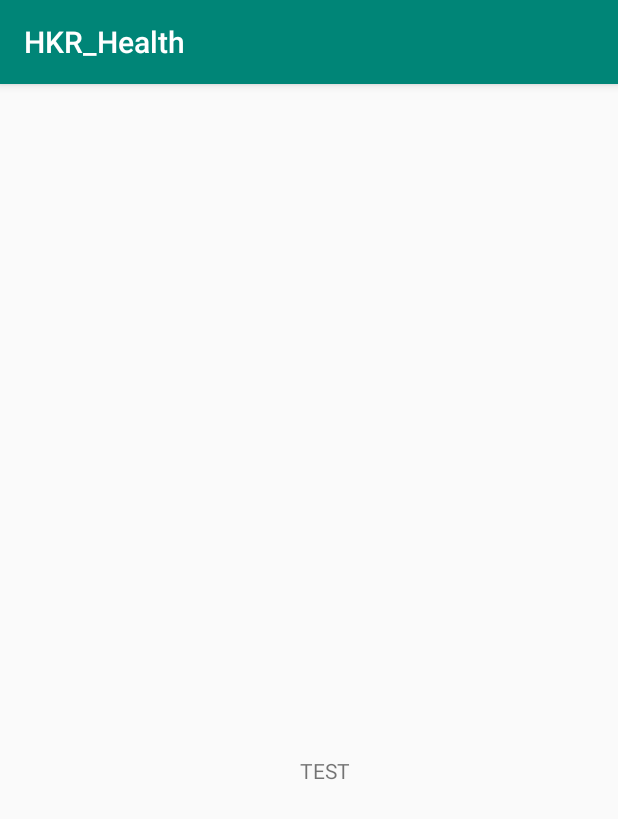
After one commit to antonsjostrand/HKR_Health_android, an Android app: the fragment WorkoutFragment placed in its activity, on a phone screen of 412 x 824 dp. The commit adds this screen. Shown: the top 819 px of the screen. Run offline under Robolectric (Android 15) with nearby library versions, the phone set to English and light mode, and no system bars; libraries missing offline, so code that uses them is left out: com.facebook, com.facebook.login.

Commit message:
Added a lot of stuff, forgot to push

```diff
--- /dev/null
+++ b/app/src/main/java/com/example/hkr_health/Fragments/WorkoutFragment.java
@@ -0,0 +1,22 @@
+package com.example.hkr_health.Fragments;
+
+import android.os.Bundle;
+import android.support.v4.app.Fragment;
+import android.view.LayoutInflater;
+import android.view.View;
+import android.view.ViewGroup;
+
+import com.example.hkr_health.R;
+
+public class WorkoutFragment extends Fragment {
+
+    public WorkoutFragment(){
+
+    }
+
+    @Override
+    public View onCreateView(LayoutInflater inflater, ViewGroup container, Bundle savedInstanceState) {
+        View view = inflater.inflate(R.layout.workout_fragment_layout, container, false);
+        return view;
+    }
+}
--- /dev/null
+++ b/app/src/main/java/com/example/hkr_health/MainMenuActivity.java
@@ -0,0 +1,96 @@
+package com.example.hkr_health;
+
+import android.content.Intent;
+import android.support.design.widget.NavigationView;
+import android.support.v4.app.FragmentManager;
+import android.support.v4.app.FragmentTransaction;
+import android.support.v4.view.GravityCompat;
+import android.support.v4.widget.DrawerLayout;
+import android.support.v7.app.AppCompatActivity;
+import android.os.Bundle;
+import android.util.Log;
+import android.view.MenuItem;
+
+import com.example.hkr_health.Fragments.WorkoutFragment;
+import com.facebook.login.LoginManager;
+
+public class MainMenuActivity extends AppCompatActivity implements NavigationView.OnNavigationItemSelectedListener {
+
+    //TAG used for logging/debugging this class.
+    private static final String TAG = "MainMenuActivity";
+
+    //UI
+    private NavigationView navigationMenu;
+    private DrawerLayout drawerLayout;
+
+    //Fragment variables
+    private FragmentManager fm;
+    private FragmentTransaction ft;
+
+    @Override
+    protected void onCreate(Bundle savedInstanceState) {
+        try {
+            super.onCreate(savedInstanceState);
+            setContentView(R.layout.activity_main_menu);
+
+            drawerLayout = findViewById(R.id.main_menu_drawerlayout);
+            setNavigationMenuListener();
+
+        }catch (Exception e){
+            Log.d(TAG, "onCreate: ERROR");
+            Log.d(TAG, "onCreate: " + e);
+        }
+    }
+
+    public void setNavigationMenuListener(){
+        try {
+            navigationMenu = findViewById(R.id.navigationMenu);
+            navigationMenu.setNavigationItemSelectedListener(this);
+
+            fm = MainMenuActivity.this.getSupportFragmentManager();
+            ft = fm.beginTransaction();
+
+        }catch (Exception e){
+            Log.d(TAG, "setNavigationMenuListener: ERROR");
+            Log.d(TAG, "setNavigationMenuListener: " + e);
+        }
+    }
+
+    @Override
+    public boolean onNavigationItemSelected(MenuItem item) {
+        try {
+            //Switch that puts the correct fragment into the framelayout when
+            //the corresponding navigation item is clicked.
+            switch (item.getItemId()) {
+                case R.id.nav_workout:
+                    Log.d(TAG, "onNavigationItemSelected: workout pressed");
+
+                    WorkoutFragment workFrag = new WorkoutFragment();
+                    ft.replace(R.id.fragment_container, workFrag);
+                    ft.commit();
+
+                    break;
+                case R.id.nav_measurement:
+
+                    break;
+                case R.id.nav_logout:
+                    Log.d(TAG, "onNavigationItemSelected: logout pressed");
+
+                    LoginManager.getInstance().logOut();
+                    Intent intent = new Intent(this, LoginActivity.class);
+                    startActivity(intent);
+
+                    break;
+            }
+
+            drawerLayout.closeDrawer(GravityCompat.START);
+            return true;
+
+        }catch (Exception e){
+            Log.d(TAG, "onNavigationItemSelected: ERROR");
+            Log.d(TAG, "onNavigationItemSelected: " + e);
+        }
+        return true;
+    }
+
+}
--- /dev/null
+++ b/app/src/main/java/com/example/hkr_health/Models/Measurement.java
@@ -0,0 +1,4 @@
+package com.example.hkr_health.Models;
+
+public class Measurement {
+}
--- /dev/null
+++ b/app/src/main/res/layout/activity_main_menu.xml
@@ -0,0 +1,27 @@
+<?xml version="1.0" encoding="utf-8"?>
+<android.support.v4.widget.DrawerLayout xmlns:android="http://schemas.android.com/apk/res/android"
+    xmlns:app="http://schemas.android.com/apk/res-auto"
+    xmlns:tools="http://schemas.android.com/tools"
+    android:layout_width="match_parent"
+    android:layout_height="match_parent"
+    android:id="@+id/main_menu_drawerlayout"
+    tools:context=".MainMenuActivity">
+
+    <FrameLayout
+        android:layout_width="match_parent"
+        android:layout_height="match_parent"
+        android:id="@+id/fragment_container"
+        >
+    </FrameLayout>
+
+    <android.support.design.widget.NavigationView
+        android:layout_width="wrap_content"
+        android:layout_height="match_parent"
+        android:layout_gravity="start"
+        android:id="@+id/navigationMenu"
+        app:menu="@menu/navigation_menu"
+        >
+    </android.support.design.widget.NavigationView>
+
+
+</android.support.v4.widget.DrawerLayout>
--- /dev/null
+++ b/app/src/main/res/layout/workout_fragment_layout.xml
@@ -0,0 +1,18 @@
+<?xml version="1.0" encoding="utf-8"?>
+<android.support.constraint.ConstraintLayout xmlns:android="http://schemas.android.com/apk/res/android"
+    android:layout_width="match_parent"
+    android:layout_height="match_parent"
+    xmlns:app="http://schemas.android.com/apk/res-auto">
+
+    <TextView
+        android:layout_width="wrap_content"
+        android:layout_height="match_parent"
+        android:layout_marginLeft="200dp"
+        android:layout_marginTop="448dp"
+        android:text="TEST"
+        android:textAlignment="center"
+        app:layout_constraintLeft_toLeftOf="parent"
+        app:layout_constraintTop_toTopOf="parent" />
+
+
+</android.support.constraint.ConstraintLayout>
--- /dev/null
+++ b/app/src/main/res/menu/navigation_menu.xml
@@ -0,0 +1,13 @@
+<?xml version="1.0" encoding="utf-8"?>
+<menu xmlns:android="http://schemas.android.com/apk/res/android">
+
+    <item android:id="@+id/nav_workout"
+        android:title="@string/nav_workout"/>
+
+    <item android:id="@+id/nav_measurement"
+        android:title="@string/nav_measuremnt"/>
+
+    <item android:id="@+id/nav_logout"
+        android:title="@string/nav_logout"/>
+
+</menu>
```
Also changed, not shown: app/build.gradle (+6 -3 lines), app/src/main/AndroidManifest.xml (+24 -0 lines), app/src/main/java/com/example/hkr_health/LoginActivity.java (+88 -6 lines), app/src/main/java/com/example/hkr_health/Models/Exercise.java (added, +7 -0 lines), app/src/main/java/com/example/hkr_health/Models/Workout.java (added, +47 -0 lines), app/src/main/res/layout/activity_login.xml (+3 -9 lines), app/src/main/res/values/strings.xml (+33 -0 lines).
